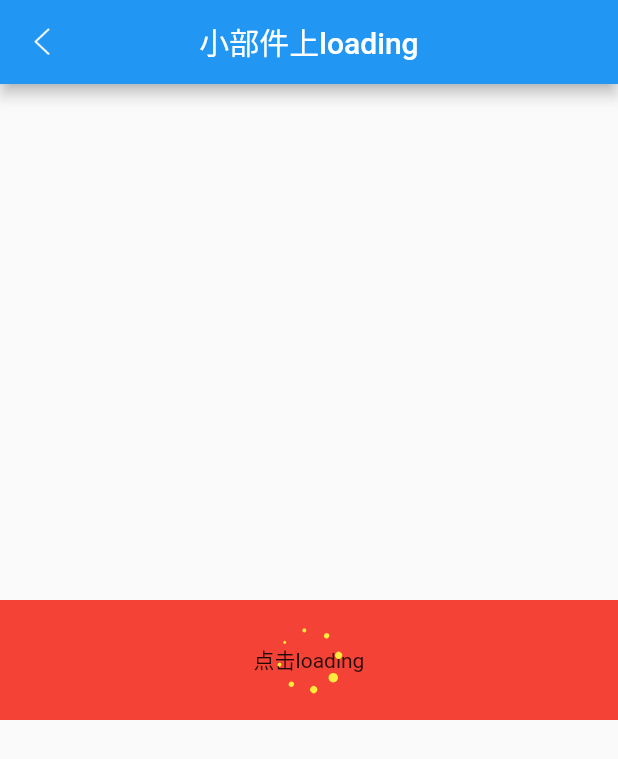
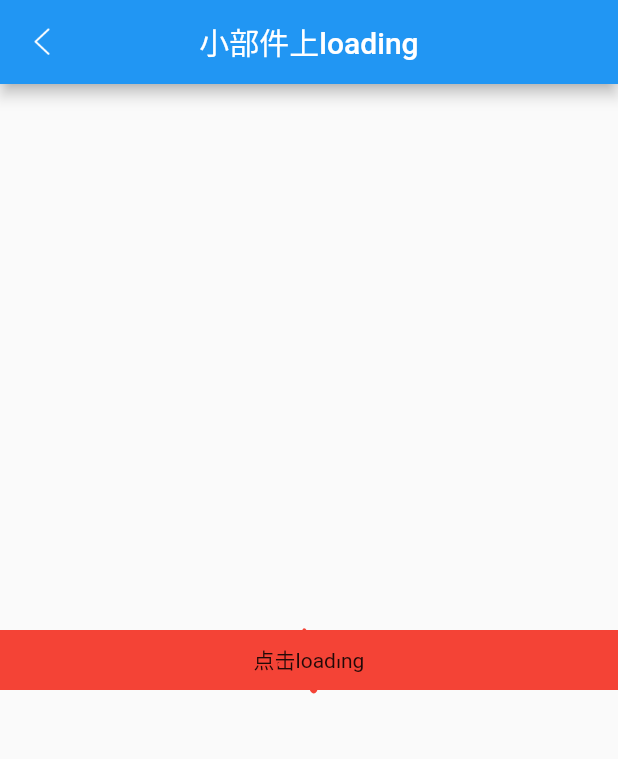
Before and after one commit to LBXjixiangniao/flutter_summary, a Flutter app: the WidgetLoading screen opened directly, after a tap on "点击loading", on a phone screen of 412 x 824 dp. Shown: the top 759 px of the screen. Run offline on Flutter 3.47's test engine with Material 2 defaults, Android fonts, the phone set to English and light mode, and no system bars; drawn by our look-alikes of oktoast; our stand-ins replace bloc, convert, device_info, dio, flutter_bloc, moor and 3 more; missing offline and left inert: mqtt_client, permission_handler_platform_interface; generated files the repository leaves out were written again.

Commit message:
【修改】+ 晚上widget_loading_builder

```diff
--- a/lib/main/widget_loading/widget_loading_page.dart
+++ b/lib/main/widget_loading/widget_loading_page.dart
@@ -19,7 +19,6 @@ class _WidgetLoadingState extends State<WidgetLoading> {
         mainAxisAlignment: MainAxisAlignment.spaceAround,
         children: <Widget>[
           WidgetLoadingBuilder(
-            height: 80,
             loading: _isLoading,
             timeoutDuration: Duration(seconds: 3),
             loadingbuilder: (context) => CircleDotsLoadingWidget(color: Colors.red,size: 40,),
--- a/lib/widgets/widget_loading_builder.dart
+++ b/lib/widgets/widget_loading_builder.dart
@@ -11,8 +11,6 @@ class WidgetLoadingBuilder extends StatefulWidget {
   final bool loading;
   final Duration timeoutDuration;
   final VoidCallback loadingTimeoutCallback;
-  final double width;
-  final double height;
 
   ///用于在loading状态切换成另一个loading
   final String loadingUid;
@@ -25,8 +23,6 @@ class WidgetLoadingBuilder extends StatefulWidget {
     @required this.child,
     this.timeoutDuration,
     this.loadingTimeoutCallback,
-    this.width,
-    this.height,
   })  : assert(child != null),
         super(key: key);
   @override
@@ -34,96 +30,54 @@ class WidgetLoadingBuilder extends StatefulWidget {
 }
 
 class _WidgetLoadingBuilderState extends State<WidgetLoadingBuilder> {
-  OverlayEntry _childOverlayEntry;
-  OverlayEntry _loadingOverlayEntry;
-  GlobalKey<OverlayState> _overLayKey = GlobalKey();
   Timer _timeoutTimer;
 
   @override
   void initState() {
     super.initState();
-    _childOverlayEntry = OverlayEntry(builder: (_) => widget.child);
-    Timer.run(() {
-      changeLoading();
-    });
+    setupTimer();
   }
 
-  void changeLoading() {
-    ///显示或者隐藏
-    _timeoutTimer?.cancel();
-
-    OverlayEntry tmpLoading;
-    if (widget.loading == true) {
-      ///添加loading
-      tmpLoading = loadingOverlayEntry();
-      _overLayKey.currentState.insert(tmpLoading);
-
-      ///设定超时
-      if (widget.timeoutDuration != null) {
-        _timeoutTimer = Timer(widget.timeoutDuration, () {
-          if (_loadingOverlayEntry != null) {
-            _loadingOverlayEntry.remove();
-            _loadingOverlayEntry = null;
-          }
-          if (widget.loadingTimeoutCallback != null) {
-            widget.loadingTimeoutCallback();
-          }
-        });
-      }
+  void setupTimer() {
+    ///设定超时
+    if (widget.timeoutDuration != null && widget.loading == true && widget.loadingTimeoutCallback != null) {
+      _timeoutTimer = Timer(widget.timeoutDuration, () {
+        widget.loadingTimeoutCallback?.call();
+      });
     }
-
-    ///删除旧的loading
-    if (_loadingOverlayEntry != null) {
-      _loadingOverlayEntry.remove();
-    }
-
-    _loadingOverlayEntry = tmpLoading;
-  }
-
-  OverlayEntry loadingOverlayEntry() {
-    return OverlayEntry(
-      builder: (_) => widget.loadingbuilder != null
-          ? widget.loadingbuilder(context)
-          : Container(
-              color: Color(0x11333333),
-              child: Center(
-                child: CircularProgressIndicator(
-                  valueColor: AlwaysStoppedAnimation(Colors.black),
-                ),
-              ),
-            ),
-    );
   }
 
   @override
   void didUpdateWidget(WidgetLoadingBuilder oldWidget) {
     super.didUpdateWidget(oldWidget);
-    if ((widget.loading == true && (_loadingOverlayEntry == null || widget.loadingUid != oldWidget.loadingUid)) ||
-        (widget.loading != true && _loadingOverlayEntry != null) ||
-        widget.loadingbuilder != null) {
-      changeLoading();
-    }
+    setupTimer();
+  }
+
+  @override
+  void dispose() {
+    super.dispose();
+    _timeoutTimer?.cancel();
   }
 
   @override
   Widget build(BuildContext context) {
-    if (widget.width != null || widget.height != null) {
-      return SizedBox(
-        width: widget.width,
-        height: widget.height,
-        child: Overlay(
-          key: _overLayKey,
-          initialEntries: [_childOverlayEntry],
+    return Stack(
+      alignment: AlignmentDirectional.center,
+      children: [
+        IgnorePointer(
+          ignoring: widget.loading == true,
+          child: widget.child,
         ),
-      );
-    } else {
-      return IntrinsicHeight(
-        child: Overlay(
-          key: _overLayKey,
-          initialEntries: [_childOverlayEntry],
-        ),
-      );
-    }
+        if (widget.loading)
+          widget.loadingbuilder == null
+              ? CircleDotsLoadingWidget(
+                  // color: ColorHelper.ThemeColor,
+                  color: Colors.yellow,
+                  size: 24,
+                )
+              : widget.loadingbuilder(context),
+      ],
+    );
   }
 }
 
@@ -143,10 +97,11 @@ const double BaseDotRadius = 20;
 
 class _CircleDotsLoadingWidgetState extends State<CircleDotsLoadingWidget> with SingleTickerProviderStateMixin {
   AnimationController _animationController;
-  _CircleDotsPainter _dotPainter = _CircleDotsPainter();
+  _CircleDotsPainter _dotPainter;
   @override
   void initState() {
     super.initState();
+    _dotPainter = _CircleDotsPainter(widget.color);
     _animationController = AnimationController(
       value: 0.0,
       lowerBound: 0.0,
@@ -170,10 +125,9 @@ class _CircleDotsLoadingWidgetState extends State<CircleDotsLoadingWidget> with
   Widget build(BuildContext context) {
     final double turnsValue = _animationController.value;
     final Matrix4 transform = Matrix4.rotationZ(turnsValue * pi * 2.0);
-    return Container(
+    return SizedBox(
       height: widget.size,
       width: widget.size,
-      alignment: Alignment.center,
       child: Transform(
         transform: transform,
         alignment: Alignment.center,
@@ -188,8 +142,12 @@ class _CircleDotsLoadingWidgetState extends State<CircleDotsLoadingWidget> with
 }
 
 class _CircleDotsPainter extends CustomPainter {
+  final Color color;
+
   ///缓存渲染的视图，以免不停重复渲染
   Picture _picture;
+
+  _CircleDotsPainter(this.color);
 
   @override
   void paint(Canvas canvas, Size size) {
@@ -210,8 +168,8 @@ class _CircleDotsPainter extends CustomPainter {
       double x = radius * cos(angle);
       double y = radius * sin(angle);
       int powNumber = (angle - pi).abs() ~/ AngleUnit;
-      canvas.drawCircle(
-          Offset(x, y), 1 * pow(DotScaleUnit, powNumber) * radius / BaseDotRadius, Paint()..color = Colors.yellow);
+      canvas.drawCircle(Offset(x, y), 1 * pow(DotScaleUnit, powNumber) * radius / BaseDotRadius,
+          Paint()..color = color ?? Colors.yellow);
     }
     return recorder.endRecording();
   }
```
